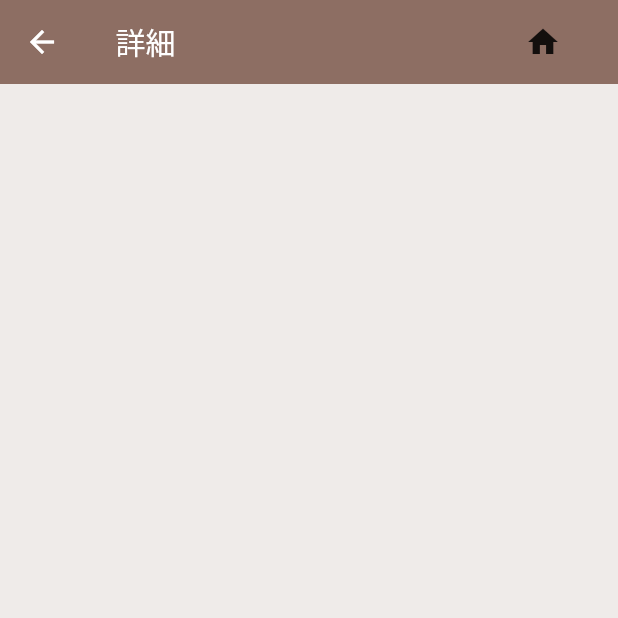
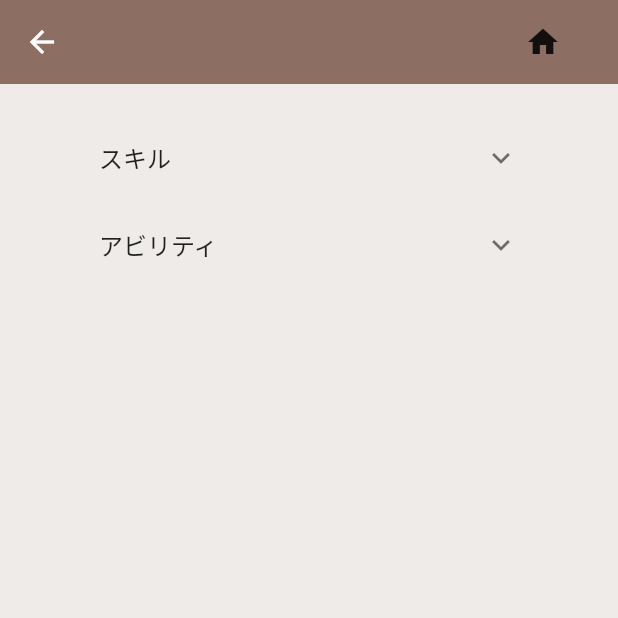
Before and after one commit to KentaMatsumura/shirodora_app, a Flutter app: the Details screen opened directly, on a phone screen of 412 x 824 dp, the top half of it. Run offline on Flutter 3.47's test engine with Material 2 defaults, Android fonts, the phone set to English and light mode, and no system bars; our stand-ins replace cloud_firestore, flutter_spinkit; accounts and stored records are empty.

Commit message:
create details screen

```diff
--- a/lib/screens/details/details.dart
+++ b/lib/screens/details/details.dart
@@ -1,6 +1,7 @@
 import 'package:flutter/material.dart';
 import 'package:provider/provider.dart';
 import 'package:shirodoraapp/models/character.dart';
+import 'package:shirodoraapp/screens/details/status_list_tile.dart';
 import 'package:shirodoraapp/screens/home/home.dart';
 import 'package:shirodoraapp/services/database.dart';
 
@@ -9,12 +10,11 @@ class Details extends StatelessWidget {
   Widget build(BuildContext context) {
     final characterData = Provider.of<Character>(context) ??
         Character(cid: 0, name: '', skill: {}, ability: {});
-    print(' ${characterData.name}');
     return Container(
       child: Scaffold(
         backgroundColor: Colors.brown[50],
         appBar: AppBar(
-          title: Text('${characterData.name} 詳細'),
+          title: Text('${characterData.name}'),
           backgroundColor: Colors.brown[400],
           elevation: 0.0,
           actions: <Widget>[
@@ -30,7 +30,10 @@ class Details extends StatelessWidget {
             ),
           ],
         ),
-        body: Container(),
+        body: Container(
+          padding: EdgeInsets.symmetric(vertical: 20.0, horizontal: 50.0),
+          child: StatusListTile(),
+        ),
       ),
     );
   }
--- /dev/null
+++ b/lib/screens/details/status_list_tile.dart
@@ -0,0 +1,89 @@
+import 'package:flutter/material.dart';
+import 'package:provider/provider.dart';
+import 'package:shirodoraapp/models/character.dart';
+
+class StatusListTile extends StatelessWidget {
+  @override
+  Widget build(BuildContext context) {
+    final characterData = Provider.of<Character>(context) ??
+        Character(cid: 0, name: '', skill: {}, ability: {});
+
+    // The entire multilevel list displayed by this app.
+    final List<Entry> data = <Entry>[
+      Entry(
+        'スキル',
+        <Entry>[
+          Entry(
+            '${characterData.skill['skill_name']}',
+            <Entry>[
+              Entry('${characterData.skill['skill_comment']}'),
+            ],
+          ),
+        ],
+      ),
+      Entry(
+        'アビリティ',
+        <Entry>[
+          Entry(
+            '${characterData.ability['ability_name']}',
+            <Entry>[
+              Entry(
+                'Lv1:リーダー以外の時に有効',
+                <Entry>[
+                  Entry('${characterData.ability['ability_lv1']}'),
+                ],
+              ),
+              Entry(
+                'Lv2:サブリーダーの時に有効',
+                <Entry>[
+                  Entry('${characterData.ability['ability_lv2']}'),
+                ],
+              ),
+              Entry(
+                'Lv3:リーダーの時に有効',
+                <Entry>[
+                  Entry('${characterData.ability['ability_lv3']}'),
+                ],
+              ),
+            ],
+          ),
+        ],
+      ),
+    ];
+
+    return ListView.builder(
+      itemBuilder: (BuildContext context, int index) => EntryItem(data[index]),
+      itemCount: data.length,
+    );
+  }
+}
+
+// One entry in the multilevel list displayed by this app.
+class Entry {
+  Entry(this.title, [this.children = const <Entry>[]]);
+
+  final String title;
+  final List<Entry> children;
+}
+
+// Displays one Entry. If the entry has children then it's displayed
+// with an ExpansionTile.
+class EntryItem extends StatelessWidget {
+  const EntryItem(this.entry);
+
+  final Entry entry;
+
+  Widget _buildTiles(Entry root) {
+    if (root.children.isEmpty) return ListTile(title: Text(root.title));
+    return ExpansionTile(
+      key: PageStorageKey<Entry>(root),
+      title: Text(root.title),
+      children: root.children.map(_buildTiles).toList(),
+    );
+  }
+
+  @override
+  Widget build(BuildContext context) {
+    return _buildTiles(entry);
+  }
+}
--- a/lib/screens/home/home.dart
+++ b/lib/screens/home/home.dart
@@ -1,6 +1,5 @@
 import 'package:flutter/material.dart';
 import 'package:provider/provider.dart';
-import 'package:shirodoraapp/models/character.dart';
 import 'package:shirodoraapp/models/condition.dart';
 import 'package:shirodoraapp/screens/home/character_list.dart';
 import 'package:shirodoraapp/screens/home/chips_container.dart';
--- a/lib/services/database.dart
+++ b/lib/services/database.dart
@@ -84,7 +84,12 @@ class DatabaseService {
               'ability_lv2': snapshot.data['ability']['ability_lv2'],
               'ability_lv3': snapshot.data['ability']['ability_lv3'],
             } ??
-            {},
+            {
+              'ability_name': '',
+              'ability_lv1': '',
+              'ability_lv2': '',
+              'ability_lv3': '',
+            },
         skill: {
           'skill_name': snapshot.data['skill']['skill_name'],
           'skill_comment': snapshot.data['skill']['skill_comment'],
```
